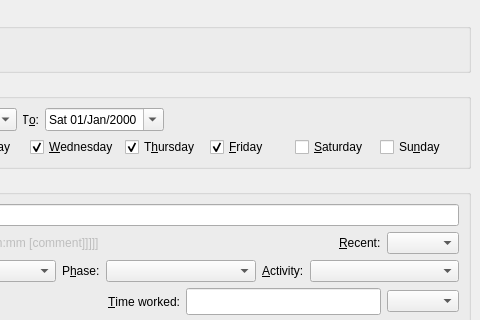
Old version of the form src/pyuac_edit.ui in the repository develer-staff/pyuac; both pictures show x 161 to 641 and y 0 to 320 of the 641 by 597 pixel window.
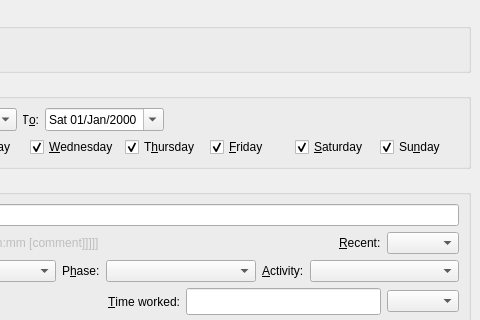
New version of the form. Icons and pictures are not drawn.

Commit message: Impostate tutte le checkbox come checked di default.

```diff
--- a/src/pyuac_edit.ui
+++ b/src/pyuac_edit.ui
@@ -23,7 +23,7 @@
      <x>0</x>
      <y>0</y>
      <width>641</width>
-     <height>573</height>
+     <height>575</height>
     </rect>
    </property>
    <layout class="QVBoxLayout" >
@@ -217,6 +217,9 @@
            <property name="text" >
             <string>&amp;Saturday</string>
            </property>
+           <property name="checked" >
+            <bool>true</bool>
+           </property>
           </widget>
          </item>
          <item>
@@ -224,6 +227,9 @@
            <property name="text" >
             <string>Su&amp;nday</string>
            </property>
+           <property name="checked" >
+            <bool>true</bool>
+           </property>
           </widget>
          </item>
         </layout>
```
Left out of the diff: 7 changed lines with no effect on the pictures.
